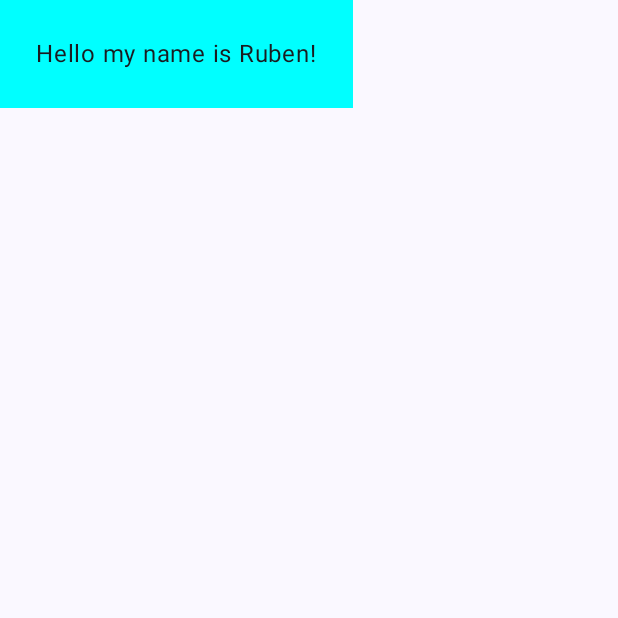
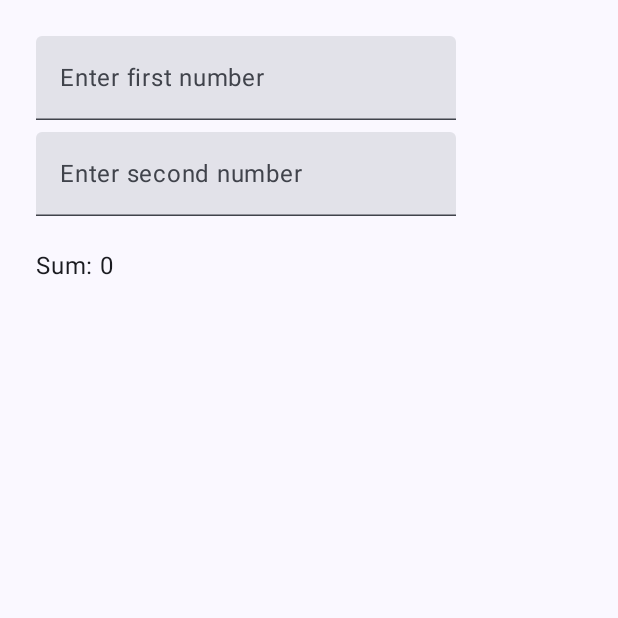
Before and after one commit to Rubeno24/CSC.-196P, an Android app built with Jetpack Compose: the screen it shows after launch (MainActivity), on a phone screen of 412 x 824 dp, the top half of it. Run offline under Robolectric (Android 15) with nearby library versions, the phone set to English and light mode, and no system bars.

Commit message:
added 2 numbers

```diff
--- a/app/src/main/java/com/example/greetingcard/MainActivity.kt
+++ b/app/src/main/java/com/example/greetingcard/MainActivity.kt
@@ -4,19 +4,17 @@ import android.os.Bundle
 import androidx.activity.ComponentActivity
 import androidx.activity.compose.setContent
 import androidx.activity.enableEdgeToEdge
+import androidx.compose.foundation.layout.Column
 import androidx.compose.foundation.layout.fillMaxSize
 import androidx.compose.foundation.layout.padding
-import androidx.compose.material3.Scaffold
-import androidx.compose.material3.Surface
-import androidx.compose.material3.Text
-import androidx.compose.runtime.Composable
+import androidx.compose.foundation.text.BasicTextField
+import androidx.compose.material3.*
+import androidx.compose.runtime.*
 import androidx.compose.ui.Modifier
 import androidx.compose.ui.graphics.Color
 import androidx.compose.ui.tooling.preview.Preview
+import androidx.compose.ui.unit.dp
 import com.example.greetingcard.ui.theme.GreetingCardTheme
-import androidx.compose.ui.unit.dp
-import androidx.compose.foundation.layout.padding
-
 
 class MainActivity : ComponentActivity() {
     override fun onCreate(savedInstanceState: Bundle?) {
@@ -25,10 +23,7 @@ class MainActivity : ComponentActivity() {
         setContent {
             GreetingCardTheme {
                 Scaffold(modifier = Modifier.fillMaxSize()) { innerPadding ->
-                    Greeting(
-                        name = "Ruben",
-                        modifier = Modifier.padding(innerPadding)
-                    )
+                    NumberSumScreen(modifier = Modifier.padding(innerPadding))
                 }
             }
         }
@@ -36,19 +31,40 @@ class MainActivity : ComponentActivity() {
 }
 
 @Composable
-fun Greeting(name: String, modifier: Modifier = Modifier) {
-    Surface(color = Color.Cyan) {
+fun NumberSumScreen(modifier: Modifier = Modifier) {
+    var num1 by remember { mutableStateOf("") }
+    var num2 by remember { mutableStateOf("") }
+
+    // Calculate the sum, handling empty input cases
+    val sum = (num1.toIntOrNull() ?: 0) + (num2.toIntOrNull() ?: 0)
+
+    Column(modifier = modifier.padding(24.dp)) {
+        TextField(
+            value = num1,
+            onValueChange = { num1 = it },
+            label = { Text("Enter first number") },
+            modifier = Modifier.padding(bottom = 8.dp)
+        )
+
+        TextField(
+            value = num2,
+            onValueChange = { num2 = it },
+            label = { Text("Enter second number") },
+            modifier = Modifier.padding(bottom = 8.dp)
+        )
+
         Text(
-            text = "Hello my name is $name!",
-            modifier = modifier.padding(24.dp)
+            text = "Sum: $sum",
+            modifier = Modifier.padding(top = 16.dp),
+            style = MaterialTheme.typography.bodyLarge
         )
     }
 }
 
 @Preview(showBackground = true)
 @Composable
-fun GreetingPreview() {
+fun NumberSumScreenPreview() {
     GreetingCardTheme {
-        Greeting("Meme")
+        NumberSumScreen()
     }
 }
```
